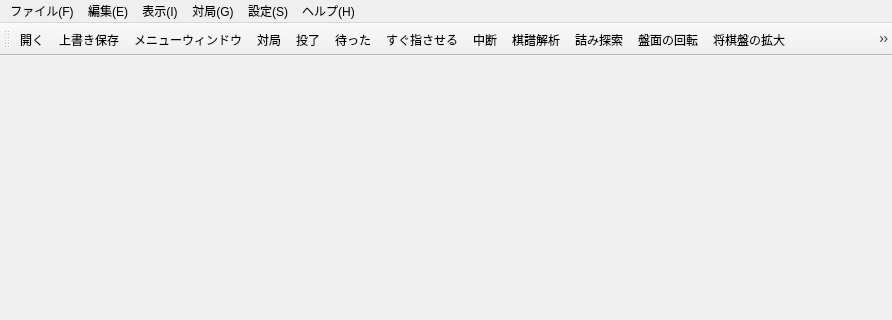
Qt form src/app/mainwindow.ui (hnakada123/ShogiBoardQ) before a commit; both pictures show x 0 to 892 and y 0 to 320 of the 892 by 600 pixel window.
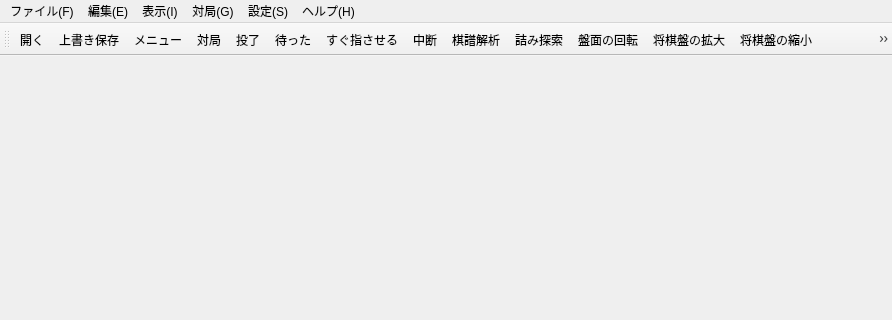
The same form after that commit. Icons and pictures are not drawn.

Commit message:
GUIメニューを修正
GUIメニューを修正した。
「メニューウィンドウ」→「メニュー」に変更

Patch:
```diff
--- a/src/app/mainwindow.ui
+++ b/src/app/mainwindow.ui
@@ -602,7 +602,7 @@
      <normaloff>:/images/actions/actionMenuWindow.svg</normaloff>:/images/actions/actionMenuWindow.svg</iconset>
    </property>
    <property name="text">
-    <string>メニューウィンドウ</string>
+    <string>メニュー</string>
    </property>
   </action>
   <action name="actionLanguageSystem">
```
Left out of the diff: 1 changed line with no effect on the pictures. The commit also changes 4 other files.
